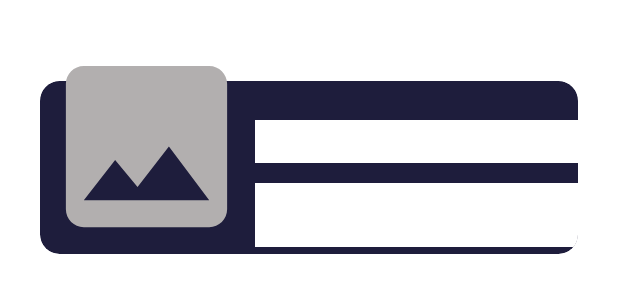
After one commit to KEVINGILBERTTODING/Harry-Potter-App, an Android app: the layout char_list2.xml on its own in the app's theme, with its tools: preview values and no code run, on a phone screen of 412 x 824 dp. The commit adds this screen. Shown: the top 300 px of the screen. Run offline under Robolectric (Android 15) with nearby library versions, the phone set to English and light mode, and no system bars.

Commit message:
using shimmerrecycleview

```diff
--- a/app/src/main/java/com/example/harrypotterchar/MainActivity.java
+++ b/app/src/main/java/com/example/harrypotterchar/MainActivity.java
@@ -49,14 +49,14 @@ public class MainActivity extends AppCompatActivity {
             switch (type) {
                 case ShimmerRecyclerView.LAYOUT_GRID:
                     return position % 2 == 0
-                            ? R.layout.char_list
-                            : R.layout.char_list;
+                            ? R.layout.char_list2
+                            : R.layout.char_list2;
 
                 default:
                 case ShimmerRecyclerView.LAYOUT_LIST:
                     return position == 0 || position % 2 == 0
-                            ? R.layout.char_list
-                            : R.layout.char_list;
+                            ? R.layout.char_list2
+                            : R.layout.char_list2;
             }
         });
 
--- a/app/src/main/res/layout/activity_main.xml
+++ b/app/src/main/res/layout/activity_main.xml
@@ -13,7 +13,7 @@
         android:layout_height="wrap_content"
         android:orientation="vertical"
         app:layoutManager="androidx.recyclerview.widget.LinearLayoutManager"
-        app:shimmer_recycler_layout="@layout/char_list"
+        app:shimmer_recycler_layout="@layout/char_list2"
         app:shimmer_recycler_item_count="10" />
 
 <!--    <androidx.recyclerview.widget.RecyclerView-->
--- /dev/null
+++ b/app/src/main/res/layout/char_list2.xml
@@ -0,0 +1,84 @@
+<?xml version="1.0" encoding="utf-8"?>
+<RelativeLayout xmlns:android="http://schemas.android.com/apk/res/android"
+    android:layout_width="match_parent"
+    xmlns:app="http://schemas.android.com/apk/res-auto"
+    android:orientation="vertical"
+    android:layout_marginTop="@dimen/_20sdp"
+    android:layout_height="wrap_content">
+
+
+    <androidx.cardview.widget.CardView
+        android:layout_marginTop="@dimen/_30sdp"
+        android:layout_width="match_parent"
+        app:cardCornerRadius="@dimen/_10sdp"
+        android:layout_margin="@dimen/_16sdp"
+        app:cardBackgroundColor="@color/card"
+        app:cardElevation="0dp"
+        android:elevation="@dimen/_10sdp"
+        app:cardUseCompatPadding="true"
+        android:layout_height="@dimen/_100sdp">
+
+        <RelativeLayout
+            android:layout_width="match_parent"
+            android:layout_height="wrap_content"
+            >
+
+            <ImageView
+                android:id="@+id/img_1"
+                android:layout_width="@dimen/_90sdp"
+                android:layout_height="@dimen/_150sdp"
+                android:layout_marginLeft="@dimen/_20sdp" />
+
+            <TextView
+                android:id="@+id/tv_name"
+                android:layout_width="wrap_content"
+                android:layout_height="wrap_content"
+                android:layout_alignParentRight="true"
+                android:layout_marginTop="@dimen/_20sdp"
+                android:layout_toRightOf="@id/img_1"
+                android:fontFamily="@font/popsem"
+                android:background="@color/white"
+                android:textColor="@color/white"
+                android:textSize="@dimen/_13sdp" />
+
+            <TextView
+                android:id="@+id/tv_Actor"
+                android:layout_width="wrap_content"
+                android:layout_height="wrap_content"
+                android:layout_below="@+id/tv_name"
+                android:layout_alignParentRight="true"
+                android:layout_marginTop="@dimen/_10sdp"
+                android:background="@color/white"
+                android:layout_toRightOf="@id/img_1"
+                android:textSize="15sp" />
+
+            <TextView
+                android:id="@+id/tv_DateofBirth"
+                android:layout_width="wrap_content"
+                android:layout_height="wrap_content"
+                android:layout_below="@+id/tv_Actor"
+                android:layout_alignParentRight="true"
+                android:layout_toRightOf="@id/img_1"
+                android:background="@color/white"
+                android:textSize="15sp" />
+
+
+
+        </RelativeLayout>
+
+
+
+
+
+    </androidx.cardview.widget.CardView>
+
+    <ImageView
+        android:id="@+id/img_char"
+        android:layout_width="@dimen/_110sdp"
+        android:layout_height="@dimen/_110sdp"
+        android:layout_marginLeft="@dimen/_20sdp"
+        android:src="@drawable/ic_image" />
+
+
+
+</RelativeLayout>
```
